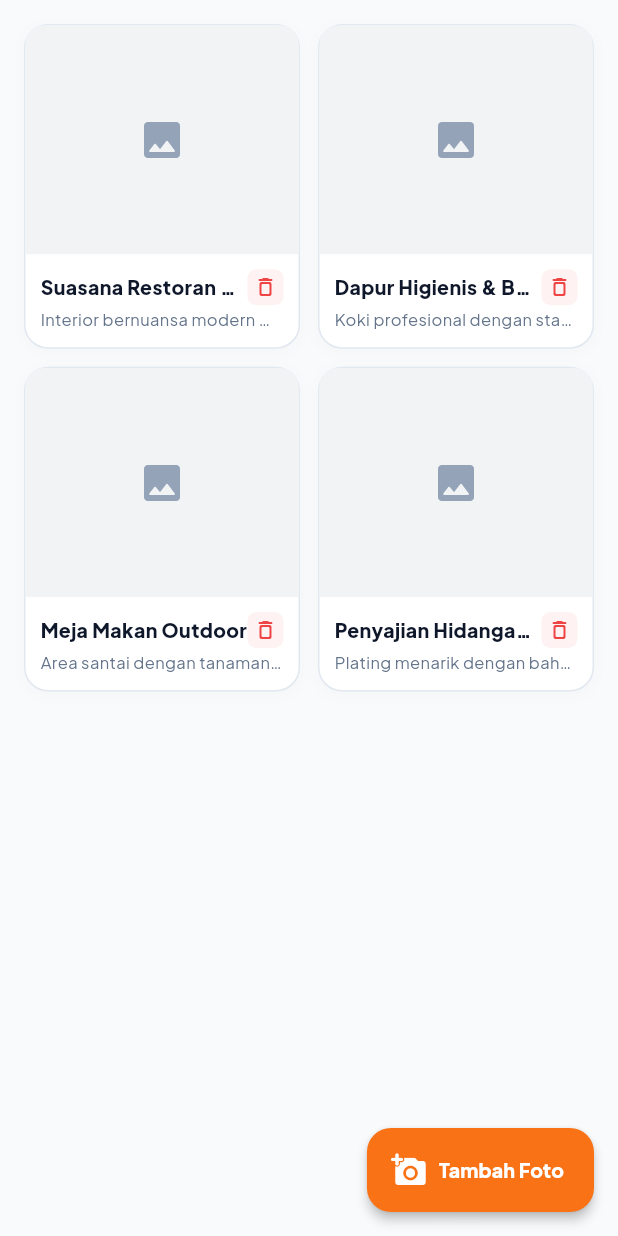
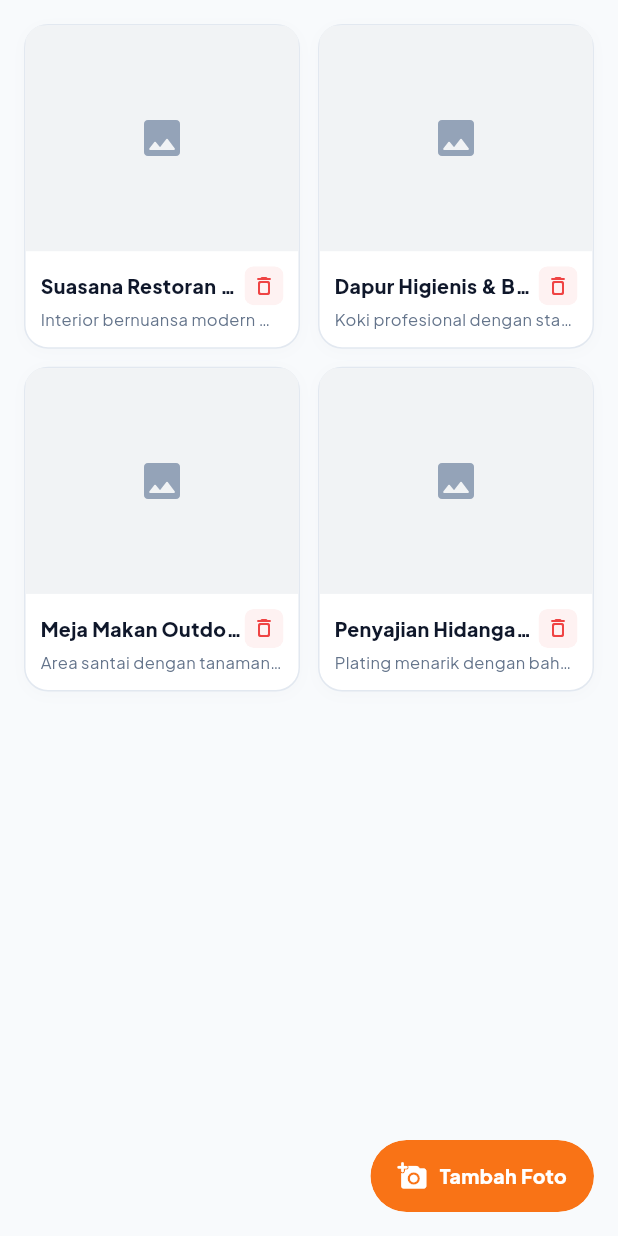
Before and after one commit to arsa-sans/tasty_food_admin, a Flutter app: the GaleriListView screen opened directly, on a phone screen of 412 x 824 dp. Run offline on Flutter 3.47's test engine with Material 3 defaults, Android fonts, the phone set to English and light mode, and no system bars; our stand-ins replace cached_network_image, google_fonts, image_picker, shared_preferences, shimmer; accounts and stored records are empty; network calls fail.

Commit message:
Enhance GaleriListView with animated floating action button and staggered entrance effect for gallery items

```diff
--- a/lib/views/galeri/galeri_list_view.dart
+++ b/lib/views/galeri/galeri_list_view.dart
@@ -2,7 +2,9 @@ import 'package:flutter/material.dart';
 import 'package:provider/provider.dart';
 import '../../core/constants/app_colors.dart';
 import '../../core/utils/responsive.dart';
+import '../../core/widgets/animated_pressable.dart';
 import '../../core/widgets/empty_state.dart';
+import '../../core/widgets/staggered_entrance.dart';
 import '../../core/widgets/shimmer_loading.dart';
 import '../../core/widgets/app_cached_image.dart';
 import '../../viewmodels/galeri_viewmodel.dart';
@@ -60,17 +62,40 @@ class _GaleriListViewState extends State<GaleriListView> {
 
     return Scaffold(
       backgroundColor: AppColors.background,
-      floatingActionButton: FloatingActionButton.extended(
-        onPressed: () {
+      floatingActionButton: AnimatedPressable(
+        onTap: () {
           Navigator.push(
             context,
             MaterialPageRoute(builder: (_) => const GaleriFormView()),
           );
         },
-        backgroundColor: AppColors.primary,
-        elevation: 3,
-        icon: const Icon(Icons.add_a_photo_rounded, color: Colors.white),
-        label: const Text('Tambah Foto', style: TextStyle(color: Colors.white, fontWeight: FontWeight.w800, fontSize: 13)),
+        pressedScale: 0.95,
+        borderRadius: BorderRadius.circular(28),
+        child: Container(
+          padding: const EdgeInsets.symmetric(horizontal: 18, vertical: 14),
+          decoration: BoxDecoration(
+            color: AppColors.primary,
+            borderRadius: BorderRadius.circular(28),
+            boxShadow: [
+              BoxShadow(
+                color: AppColors.primary.withValues(alpha: 0.35),
+                blurRadius: 10,
+                offset: const Offset(0, 4),
+              ),
+            ],
+          ),
+          child: const Row(
+            mainAxisSize: MainAxisSize.min,
+            children: [
+              Icon(Icons.add_a_photo_rounded, color: Colors.white, size: 20),
+              SizedBox(width: 8),
+              Text(
+                'Tambah Foto',
+                style: TextStyle(color: Colors.white, fontWeight: FontWeight.w800, fontSize: 13),
+              ),
+            ],
+          ),
+        ),
       ),
       body: galeriVm.isLoading
           ? const GaleriGridShimmer()
@@ -103,14 +128,16 @@ class _GaleriListViewState extends State<GaleriListView> {
                           itemCount: galeris.length,
                           itemBuilder: (context, index) {
                             final item = galeris[index];
-                            return Container(
+                            return StaggeredEntrance(
+                              index: index,
+                              child: Container(
                                 decoration: BoxDecoration(
                                   color: Colors.white,
                                   borderRadius: BorderRadius.circular(16),
                                   border: Border.all(color: AppColors.border),
                                   boxShadow: [
                                     BoxShadow(
-                                    color: Colors.black.withValues(alpha: 0.02),
+                                      color: const Color(0xFF1E293B).withValues(alpha: 0.02),
                                       blurRadius: 8,
                                       offset: const Offset(0, 2),
                                     ),
@@ -149,11 +176,11 @@ class _GaleriListViewState extends State<GaleriListView> {
                                                   overflow: TextOverflow.ellipsis,
                                                 ),
                                               ),
-                                            InkWell(
+                                              AnimatedPressable(
                                                 onTap: () => _confirmDelete(item.id, item.judul),
                                                 borderRadius: BorderRadius.circular(6),
                                                 child: Container(
-                                                padding: const EdgeInsets.all(4),
+                                                  padding: const EdgeInsets.all(5),
                                                   decoration: BoxDecoration(
                                                     color: const Color(0xFFFEF2F2),
                                                     borderRadius: BorderRadius.circular(6),
@@ -177,6 +204,7 @@ class _GaleriListViewState extends State<GaleriListView> {
                                     ),
                                   ],
                                 ),
+                              ),
                             );
                           },
                         );
```
Lines whose indentation alone changed are shown as unchanged.
